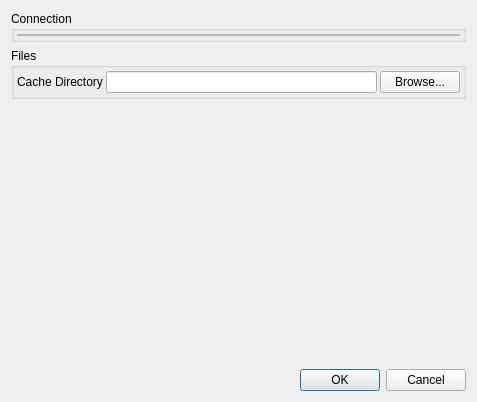
MMetze/DMHelper, file DMHelper/src/dmc_settingsdialog.ui: the form before one commit.
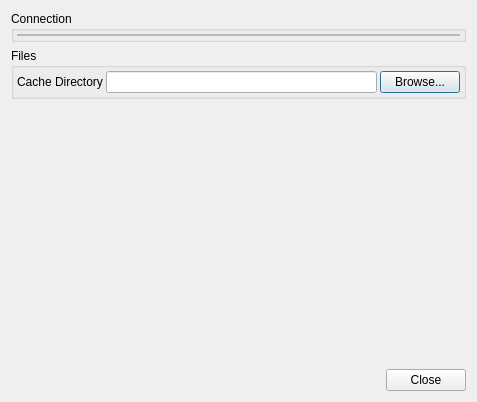
The form after the commit. Icons and pictures are not drawn. Custom widgets are drawn as their Qt base class.

Commit message: Fixing the connection dialogs

Diff of the .ui file:
```diff
--- a/DMHelper/src/dmc_settingsdialog.ui
+++ b/DMHelper/src/dmc_settingsdialog.ui
@@ -111,7 +111,7 @@
       <enum>Qt::Horizontal</enum>
      </property>
      <property name="standardButtons">
-      <set>QDialogButtonBox::Cancel|QDialogButtonBox::Ok</set>
+      <set>QDialogButtonBox::Close</set>
      </property>
     </widget>
    </item>
```
The commit also changes 19 other files.
